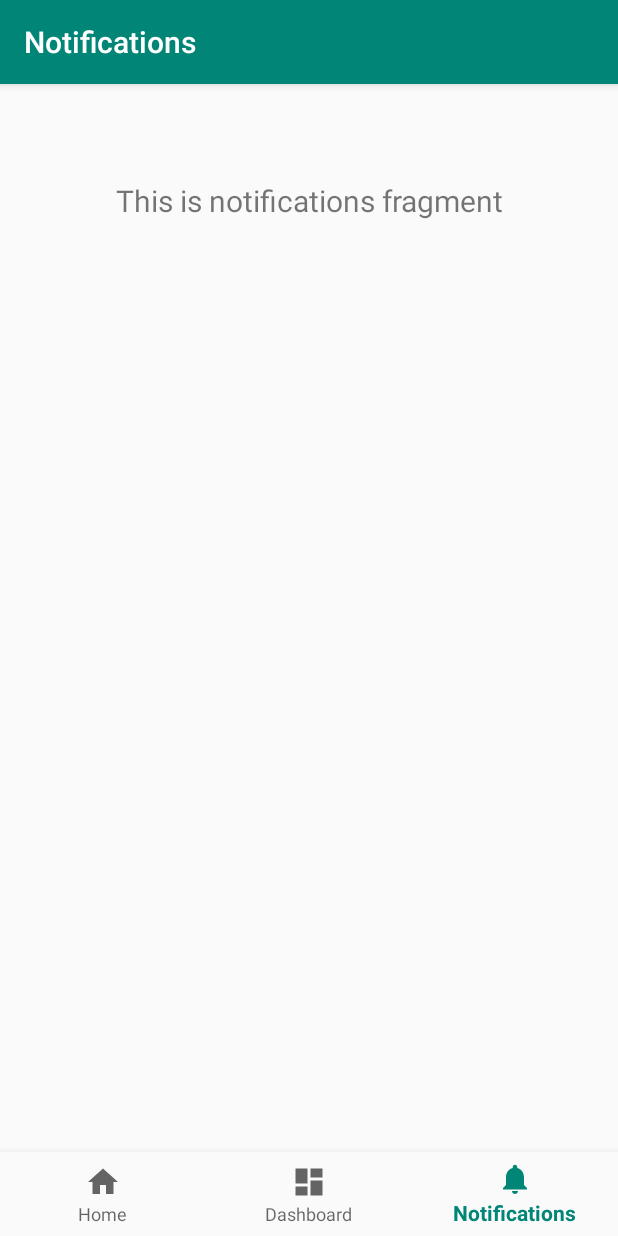
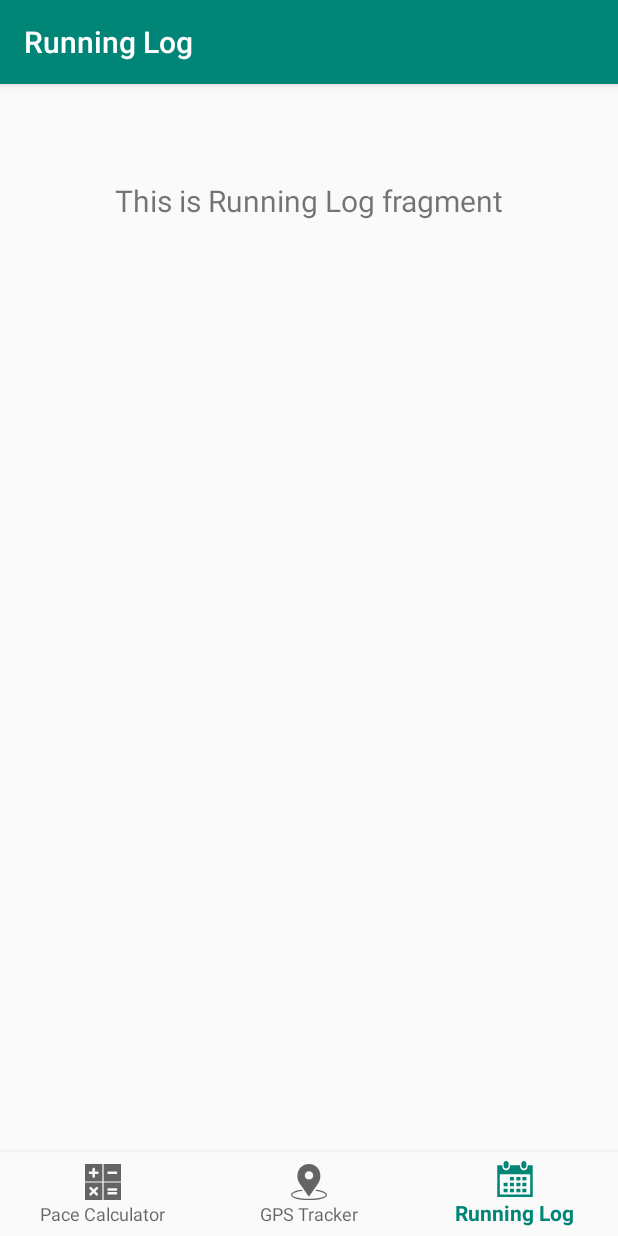
Before and after one commit to faihihi/running-diary, an Android app: the screen it shows after launch (MainActivity), item 3 of the bottom bar chosen, on a phone screen of 412 x 824 dp. Run offline under Robolectric (Android 15) with nearby library versions, the phone set to English and light mode, and no system bars; our stand-ins replace navigation-ui.

Commit message:
Edited bottom nav

```diff
--- a/app/src/main/java/au/edu/sydney/comp5216/running_diary/MainActivity.java
+++ b/app/src/main/java/au/edu/sydney/comp5216/running_diary/MainActivity.java
@@ -20,7 +20,7 @@ public class MainActivity extends AppCompatActivity {
         // Passing each menu ID as a set of Ids because each
         // menu should be considered as top level destinations.
         AppBarConfiguration appBarConfiguration = new AppBarConfiguration.Builder(
-                R.id.navigation_home, R.id.navigation_dashboard, R.id.navigation_notifications)
+                R.id.navigation_pace, R.id.navigation_tracker, R.id.navigation_log)
                 .build();
         NavController navController = Navigation.findNavController(this, R.id.nav_host_fragment);
         NavigationUI.setupActionBarWithNavController(this, navController, appBarConfiguration);
--- a/app/src/main/java/au/edu/sydney/comp5216/running_diary/ui/runninglog/NotificationsFragment.java
+++ b/app/src/main/java/au/edu/sydney/comp5216/running_diary/ui/pacecalculator/PaceCalculatorFragment.java
@@ -1,4 +1,4 @@
-package au.edu.sydney.comp5216.running_diary.ui.runninglog;
+package au.edu.sydney.comp5216.running_diary.ui.pacecalculator;
 
 import android.os.Bundle;
 import android.view.LayoutInflater;
@@ -14,17 +14,17 @@ import androidx.lifecycle.ViewModelProviders;
 
 import au.edu.sydney.comp5216.running_diary.R;
 
-public class NotificationsFragment extends Fragment {
+public class PaceCalculatorFragment extends Fragment {
 
-    private NotificationsViewModel notificationsViewModel;
+    private PaceCalculatorViewModel paceCalculatorViewModel;
 
     public View onCreateView(@NonNull LayoutInflater inflater,
                              ViewGroup container, Bundle savedInstanceState) {
-        notificationsViewModel =
-                ViewModelProviders.of(this).get(NotificationsViewModel.class);
-        View root = inflater.inflate(R.layout.fragment_notifications, container, false);
-        final TextView textView = root.findViewById(R.id.text_notifications);
-        notificationsViewModel.getText().observe(this, new Observer<String>() {
+        paceCalculatorViewModel =
+                ViewModelProviders.of(this).get(PaceCalculatorViewModel.class);
+        View root = inflater.inflate(R.layout.fragment_pacecalculator, container, false);
+        final TextView textView = root.findViewById(R.id.text_home);
+        paceCalculatorViewModel.getText().observe(this, new Observer<String>() {
             @Override
             public void onChanged(@Nullable String s) {
                 textView.setText(s);
--- a/app/src/main/java/au/edu/sydney/comp5216/running_diary/ui/pacecalculator/HomeViewModel.java
+++ b/app/src/main/java/au/edu/sydney/comp5216/running_diary/ui/pacecalculator/PaceCalculatorViewModel.java
@@ -4,13 +4,13 @@ import androidx.lifecycle.LiveData;
 import androidx.lifecycle.MutableLiveData;
 import androidx.lifecycle.ViewModel;
 
-public class HomeViewModel extends ViewModel {
+public class PaceCalculatorViewModel extends ViewModel {
 
     private MutableLiveData<String> mText;
 
-    public HomeViewModel() {
+    public PaceCalculatorViewModel() {
         mText = new MutableLiveData<>();
-        mText.setValue("This is home fragment");
+        mText.setValue("This is Pace Calculator fragment");
     }
 
     public LiveData<String> getText() {
--- a/app/src/main/java/au/edu/sydney/comp5216/running_diary/ui/pacecalculator/HomeFragment.java
+++ b/app/src/main/java/au/edu/sydney/comp5216/running_diary/ui/runninglog/RunningLogFragment.java
@@ -1,4 +1,4 @@
-package au.edu.sydney.comp5216.running_diary.ui.pacecalculator;
+package au.edu.sydney.comp5216.running_diary.ui.runninglog;
 
 import android.os.Bundle;
 import android.view.LayoutInflater;
@@ -14,17 +14,17 @@ import androidx.lifecycle.ViewModelProviders;
 
 import au.edu.sydney.comp5216.running_diary.R;
 
-public class HomeFragment extends Fragment {
+public class RunningLogFragment extends Fragment {
 
-    private HomeViewModel homeViewModel;
+    private RunningLogViewModel runningLogViewModel;
 
     public View onCreateView(@NonNull LayoutInflater inflater,
                              ViewGroup container, Bundle savedInstanceState) {
-        homeViewModel =
-                ViewModelProviders.of(this).get(HomeViewModel.class);
-        View root = inflater.inflate(R.layout.fragment_home, container, false);
-        final TextView textView = root.findViewById(R.id.text_home);
-        homeViewModel.getText().observe(this, new Observer<String>() {
+        runningLogViewModel =
+                ViewModelProviders.of(this).get(RunningLogViewModel.class);
+        View root = inflater.inflate(R.layout.fragment_runninglog, container, false);
+        final TextView textView = root.findViewById(R.id.text_notifications);
+        runningLogViewModel.getText().observe(this, new Observer<String>() {
             @Override
             public void onChanged(@Nullable String s) {
                 textView.setText(s);
--- a/app/src/main/java/au/edu/sydney/comp5216/running_diary/ui/runninglog/NotificationsViewModel.java
+++ b/app/src/main/java/au/edu/sydney/comp5216/running_diary/ui/runninglog/RunningLogViewModel.java
@@ -4,13 +4,13 @@ import androidx.lifecycle.LiveData;
 import androidx.lifecycle.MutableLiveData;
 import androidx.lifecycle.ViewModel;
 
-public class NotificationsViewModel extends ViewModel {
+public class RunningLogViewModel extends ViewModel {
 
     private MutableLiveData<String> mText;
 
-    public NotificationsViewModel() {
+    public RunningLogViewModel() {
         mText = new MutableLiveData<>();
-        mText.setValue("This is notifications fragment");
+        mText.setValue("This is Running Log fragment");
     }
 
     public LiveData<String> getText() {
--- /dev/null
+++ b/app/src/main/res/drawable/calculator.xml
@@ -0,0 +1,20 @@
+<?xml version="1.0" encoding="utf-8"?>
+<vector xmlns:android="http://schemas.android.com/apk/res/android"
+    android:width="58dp"
+    android:height="58dp"
+    android:viewportWidth="58"
+    android:viewportHeight="58">
+
+    <path
+        android:fillColor="#000000"
+        android:pathData="M0,28h28V0H0V28z M8,12h4V8c0-1.104,0.896-2,2-2s2,0.896,2,2v4h4c1.104,0,2,0.896,2,2s-0.896,2-2,2h-4v4 c0,1.104-0.896,2-2,2s-2-0.896-2-2v-4H8c-1.104,0-2-0.896-2-2S6.896,12,8,12z" />
+    <path
+        android:fillColor="#000000"
+        android:pathData="M30,0v28h28V0H30z M50,16H38c-1.104,0-2-0.896-2-2s0.896-2,2-2h12c1.104,0,2,0.896,2,2S51.104,16,50,16z" />
+    <path
+        android:fillColor="#000000"
+        android:pathData="M30,58h28V30H30V58z M38,39h12c1.104,0,2,0.896,2,2s-0.896,2-2,2H38c-1.104,0-2-0.896-2-2S36.896,39,38,39z M38,45h12 c1.104,0,2,0.896,2,2s-0.896,2-2,2H38c-1.104,0-2-0.896-2-2S36.896,45,38,45z" />
+    <path
+        android:fillColor="#000000"
+        android:pathData="M0,58h28V30H0V58z M7.586,40.414c-0.781-0.781-0.781-2.047,0-2.828c0.78-0.781,2.048-0.781,2.828,0L14,41.172l3.586-3.586 c0.78-0.781,2.048-0.781,2.828,0c0.781,0.781,0.781,2.047,0,2.828L16.828,44l3.586,3.586c0.781,0.781,0.781,2.047,0,2.828 C20.024,50.805,19.512,51,19,51s-1.024-0.195-1.414-0.586L14,46.828l-3.586,3.586C10.024,50.805,9.512,51,9,51 s-1.024-0.195-1.414-0.586c-0.781-0.781-0.781-2.047,0-2.828L11.172,44L7.586,40.414z" />
+</vector>
--- /dev/null
+++ b/app/src/main/res/drawable/calendar.xml
@@ -0,0 +1,50 @@
+<?xml version="1.0" encoding="utf-8"?>
+<vector xmlns:android="http://schemas.android.com/apk/res/android"
+    android:width="29.121dp"
+    android:height="29.121dp"
+    android:viewportWidth="29.121"
+    android:viewportHeight="29.121">
+
+    <path
+        android:fillColor="#030104"
+        android:pathData="M21.706,6.146c1.116,0,2.02-0.898,2.02-2.016V2.02c0-1.119-0.903-2.02-2.02-2.02 s-2.019,0.9-2.019,2.02v2.111C19.688,5.248,20.59,6.146,21.706,6.146z" />
+    <path
+        android:fillColor="#030104"
+        android:pathData="M28.882,3.494h-4.066v1.027c0,1.695-1.377,3.076-3.075,3.076c-1.7,0-3.074-1.381-3.074-3.076V3.494 h-8.205v1.027c0,1.695-1.379,3.076-3.076,3.076s-3.075-1.38-3.075-3.076V3.494L0.208,3.443v25.678H2.26h24.604l2.049-0.006 L28.882,3.494z M26.862,27.076H2.26V10.672h24.604v16.404H26.862z" />
+    <path
+        android:fillColor="#030104"
+        android:pathData="M7.354,6.146c1.116,0,2.021-0.898,2.021-2.016V2.02C9.375,0.9,8.47,0,7.354,0S5.336,0.9,5.336,2.02 v2.111C5.336,5.248,6.237,6.146,7.354,6.146z" />
+    <path
+        android:fillColor="#030104"
+        android:pathData="M 10.468 12.873 H 13.699 V 15.725 H 10.468 V 12.873 Z" />
+    <path
+        android:fillColor="#030104"
+        android:pathData="M 15.692 12.873 H 18.926 V 15.725 H 15.692 V 12.873 Z" />
+    <path
+        android:fillColor="#030104"
+        android:pathData="M 20.537 12.873 H 23.768 V 15.725 H 20.537 V 12.873 Z" />
+    <path
+        android:fillColor="#030104"
+        android:pathData="M 10.468 17.609 H 13.699 V 20.459 H 10.468 V 17.609 Z" />
+    <path
+        android:fillColor="#030104"
+        android:pathData="M 15.692 17.609 H 18.926 V 20.459 H 15.692 V 17.609 Z" />
+    <path
+        android:fillColor="#030104"
+        android:pathData="M 20.537 17.609 H 23.768 V 20.459 H 20.537 V 17.609 Z" />
+    <path
+        android:fillColor="#030104"
+        android:pathData="M 10.468 22.439 H 13.699 V 25.289 H 10.468 V 22.439 Z" />
+    <path
+        android:fillColor="#030104"
+        android:pathData="M 5.336 17.609 H 8.565 V 20.459 H 5.336 V 17.609 Z" />
+    <path
+        android:fillColor="#030104"
+        android:pathData="M 5.336 22.439 H 8.565 V 25.289 H 5.336 V 22.439 Z" />
+    <path
+        android:fillColor="#030104"
+        android:pathData="M 15.692 22.439 H 18.926 V 25.289 H 15.692 V 22.439 Z" />
+    <path
+        android:fillColor="#030104"
+        android:pathData="M 20.537 22.439 H 23.768 V 25.289 H 20.537 V 22.439 Z" />
+</vector>
--- /dev/null
+++ b/app/src/main/res/drawable/map.xml
@@ -0,0 +1,14 @@
+<?xml version="1.0" encoding="utf-8"?>
+<vector xmlns:android="http://schemas.android.com/apk/res/android"
+    android:width="60dp"
+    android:height="60dp"
+    android:viewportWidth="60"
+    android:viewportHeight="60">
+
+    <path
+        android:fillColor="#000000"
+        android:pathData="M42.117,43.007c-0.55-0.067-1.046,0.327-1.11,0.876s0.328,1.046,0.876,1.11C52.399,46.231,58,49.567,58,51.5 c0,2.714-10.652,6.5-28,6.5S2,54.214,2,51.5c0-1.933,5.601-5.269,16.117-6.507c0.548-0.064,0.94-0.562,0.876-1.11 c-0.065-0.549-0.561-0.945-1.11-0.876C7.354,44.247,0,47.739,0,51.5C0,55.724,10.305,60,30,60s30-4.276,30-8.5 C60,47.739,52.646,44.247,42.117,43.007z" />
+    <path
+        android:fillColor="#000000"
+        android:pathData="M29.823,54.757L45.164,32.6c5.754-7.671,4.922-20.28-1.781-26.982C39.761,1.995,34.945,0,29.823,0 s-9.938,1.995-13.56,5.617c-6.703,6.702-7.535,19.311-1.804,26.952L29.823,54.757z M30,12c3.86,0,7,3.141,7,7s-3.14,7-7,7 s-7-3.141-7-7S26.14,12,30,12z" />
+</vector>
--- /dev/null
+++ b/app/src/main/res/drawable/music_player.xml
@@ -0,0 +1,11 @@
+<?xml version="1.0" encoding="utf-8"?>
+<vector xmlns:android="http://schemas.android.com/apk/res/android"
+    android:width="54.888dp"
+    android:height="54.888dp"
+    android:viewportWidth="54.888"
+    android:viewportHeight="54.888">
+
+    <path
+        android:fillColor="#EA6248"
+        android:pathData="M52.104,0.249c-0.216-0.189-0.501-0.275-0.789-0.241l-31,4.011c-0.499,0.065-0.872,0.489-0.872,0.992 v6.017v4.212v26.035C17.706,39.285,14.997,38,11.944,38c-5.247,0-9.5,3.781-9.5,8.444s4.253,8.444,9.5,8.444s9.5-3.781,9.5-8.444 c0-0.332-0.027-0.658-0.069-0.981c0.04-0.108,0.069-0.221,0.069-0.343V16.118l29-3.753v18.909C48.706,29.285,45.997,28,42.944,28 c-5.247,0-9.5,3.781-9.5,8.444s4.253,8.444,9.5,8.444s9.5-3.781,9.5-8.444c0-0.092-0.012-0.181-0.015-0.272 c0.002-0.027,0.015-0.05,0.015-0.077V11.227V7.016V1C52.444,0.712,52.32,0.438,52.104,0.249z" />
+</vector>
--- a/app/src/main/res/menu/bottom_nav_menu.xml
+++ b/app/src/main/res/menu/bottom_nav_menu.xml
@@ -2,18 +2,18 @@
 <menu xmlns:android="http://schemas.android.com/apk/res/android">
 
     <item
-        android:id="@+id/navigation_home"
-        android:icon="@drawable/ic_home_black_24dp"
-        android:title="@string/title_home" />
+        android:id="@+id/navigation_pace"
+        android:icon="@drawable/calculator"
+        android:title="@string/title_pace" />
 
     <item
-        android:id="@+id/navigation_dashboard"
-        android:icon="@drawable/ic_dashboard_black_24dp"
-        android:title="@string/title_dashboard" />
+        android:id="@+id/navigation_tracker"
+        android:icon="@drawable/map"
+        android:title="@string/title_tracker" />
 
     <item
-        android:id="@+id/navigation_notifications"
-        android:icon="@drawable/ic_notifications_black_24dp"
-        android:title="@string/title_notifications" />
+        android:id="@+id/navigation_log"
+        android:icon="@drawable/calendar"
+        android:title="@string/title_log" />
 
 </menu>
--- a/app/src/main/res/navigation/mobile_navigation.xml
+++ b/app/src/main/res/navigation/mobile_navigation.xml
@@ -3,23 +3,23 @@
     xmlns:app="http://schemas.android.com/apk/res-auto"
     xmlns:tools="http://schemas.android.com/tools"
     android:id="@+id/mobile_navigation"
-    app:startDestination="@+id/navigation_home">
+    app:startDestination="@+id/navigation_pace">
 
     <fragment
-        android:id="@+id/navigation_home"
-        android:name="au.edu.sydney.comp5216.running_diary.ui.pacecalculator.HomeFragment"
-        android:label="@string/title_home"
-        tools:layout="@layout/fragment_home" />
+        android:id="@+id/navigation_pace"
+        android:name="au.edu.sydney.comp5216.running_diary.ui.pacecalculator.PaceCalculatorFragment"
+        android:label="@string/title_pace"
+        tools:layout="@layout/fragment_pacecalculator" />
 
     <fragment
-        android:id="@+id/navigation_dashboard"
+        android:id="@+id/navigation_tracker"
         android:name="au.edu.sydney.comp5216.running_diary.ui.gpstracker.GpsTrackerFragment"
-        android:label="@string/title_dashboard"
+        android:label="@string/title_tracker"
         tools:layout="@layout/fragment_gpstracker" />
 
     <fragment
-        android:id="@+id/navigation_notifications"
-        android:name="au.edu.sydney.comp5216.running_diary.ui.runninglog.NotificationsFragment"
-        android:label="@string/title_notifications"
-        tools:layout="@layout/fragment_notifications" />
+        android:id="@+id/navigation_log"
+        android:name="au.edu.sydney.comp5216.running_diary.ui.runninglog.RunningLogFragment"
+        android:label="@string/title_log"
+        tools:layout="@layout/fragment_runninglog" />
 </navigation>
--- a/app/src/main/res/values/strings.xml
+++ b/app/src/main/res/values/strings.xml
@@ -1,6 +1,6 @@
 <resources>
     <string name="app_name">running-diary</string>
-    <string name="title_home">Home</string>
-    <string name="title_dashboard">Dashboard</string>
-    <string name="title_notifications">Notifications</string>
+    <string name="title_pace">Pace Calculator</string>
+    <string name="title_tracker">GPS Tracker</string>
+    <string name="title_log">Running Log</string>
 </resources>
```
Also changed, not shown: app/src/main/res/layout/fragment_pacecalculator.xml (renamed from app/src/main/res/layout/fragment_home.xml), app/src/main/res/layout/fragment_runninglog.xml (renamed from app/src/main/res/layout/fragment_notifications.xml).
